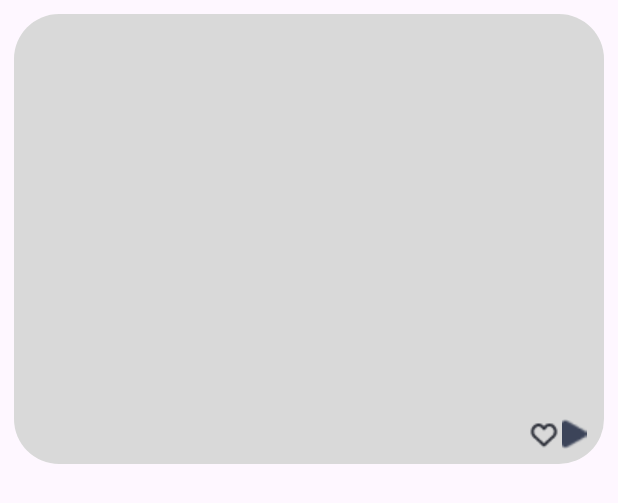
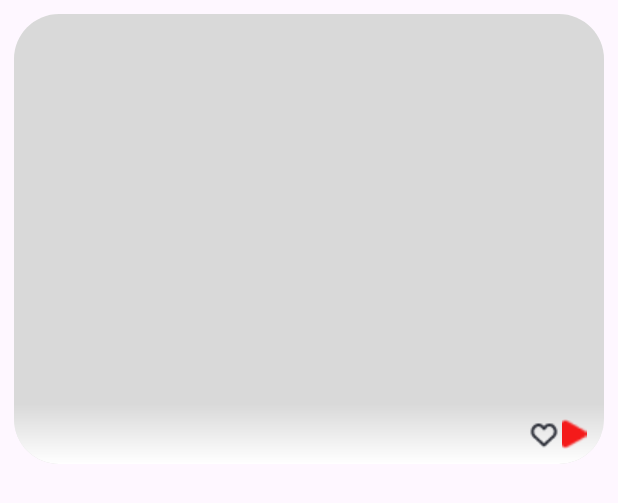
Before and after one commit to PotatoMeme/sparta_android_kotlin, an Android app: the layout item_search.xml on its own in the app's theme, with its tools: preview values and no code run, on a phone screen of 412 x 824 dp. Shown: the top 503 px of the screen. Run offline under Robolectric (Android 15) with nearby library versions, the light colour scheme and no system bars.

Commit message:
[FEAT] : ⚙️ 좋아요처리

```diff
--- a/SearchApp/app/src/main/java/com/potatomeme/searchapp/data/model/Item.kt
+++ b/SearchApp/app/src/main/java/com/potatomeme/searchapp/data/model/Item.kt
@@ -5,4 +5,6 @@
     val title : String
     val date : String
     val link : String
+    val isImage : Boolean
+    var isFavorite : Boolean
 }
--- a/SearchApp/app/src/main/java/com/potatomeme/searchapp/data/model/SampleItem.kt
+++ b/SearchApp/app/src/main/java/com/potatomeme/searchapp/data/model/SampleItem.kt
@@ -6,5 +6,7 @@
     override val imgUrl: String,
     override val title: String,
     override val date: String,
-    override val link: String =""
+    override val link: String ="",
+    override val isImage: Boolean = true,
+    override var isFavorite: Boolean = false
 ) : Item
--- a/SearchApp/app/src/main/java/com/potatomeme/searchapp/data/model/image/Document.kt
+++ b/SearchApp/app/src/main/java/com/potatomeme/searchapp/data/model/image/ImageDocument.kt
@@ -3,7 +3,7 @@
 import com.google.gson.annotations.SerializedName
 import com.potatomeme.searchapp.data.model.Item
 
-data class Document(
+data class ImageDocument(
     val collection: String,
     val display_sitename: String,
     @SerializedName("doc_url")
@@ -14,8 +14,10 @@
     val thumbnail_url: String,
     val width: Int,
     @SerializedName("datetime")
-    override val date: String
+    override val date: String,
 ) : Item {
     override val title : String
         get() = "[$collection] $display_sitename"
+    override val isImage: Boolean = true
+    override var isFavorite: Boolean = false
 }
--- a/SearchApp/app/src/main/java/com/potatomeme/searchapp/data/model/image/ImageResponse.kt
+++ b/SearchApp/app/src/main/java/com/potatomeme/searchapp/data/model/image/ImageResponse.kt
@@ -1,6 +1,6 @@
 package com.potatomeme.searchapp.data.model.image
 
 data class ImageResponse(
-    val documents: List<Document>,
+    val documents: List<ImageDocument>,
     val meta: Meta
 )
--- a/SearchApp/app/src/main/java/com/potatomeme/searchapp/data/model/video/VideoResponse.kt
+++ b/SearchApp/app/src/main/java/com/potatomeme/searchapp/data/model/video/VideoResponse.kt
@@ -1,6 +1,6 @@
 package com.potatomeme.searchapp.data.model.video
 
 data class VideoResponse(
-    val documents: List<Document>,
+    val documents: List<VideoDocument>,
     val meta: Meta
 )
--- a/SearchApp/app/src/main/java/com/potatomeme/searchapp/ui/adapter/ViewPagerAdapter.kt
+++ b/SearchApp/app/src/main/java/com/potatomeme/searchapp/ui/adapter/ViewPagerAdapter.kt
@@ -21,7 +21,7 @@
         )
         fragments.add(
             MainTabs(
-                StoreFragment.newInstance(), R.string.search
+                StoreFragment.newInstance(), R.string.store
             )
         )
     }
--- /dev/null
+++ b/SearchApp/app/src/main/res/drawable/background_white_gradient.xml
@@ -0,0 +1,13 @@
+<?xml version="1.0" encoding="utf-8"?>
+<layer-list xmlns:android="http://schemas.android.com/apk/res/android">
+    <item>
+        <shape xmlns:android="http://schemas.android.com/apk/res/android"
+            android:shape="rectangle">
+            <gradient
+                android:type="linear"
+                android:angle="90"
+                android:endColor="#00FFFFFF"
+                android:startColor="@color/white" />
+        </shape>
+    </item>
+</layer-list>
--- a/SearchApp/app/src/main/res/layout/item_search.xml
+++ b/SearchApp/app/src/main/res/layout/item_search.xml
@@ -17,6 +17,9 @@
         app:layout_constraintStart_toStartOf="parent"
         app:layout_constraintTop_toTopOf="parent">
 
+        <androidx.constraintlayout.widget.ConstraintLayout
+            android:layout_width="match_parent"
+            android:layout_height="match_parent">
             <ImageView
                 android:id="@+id/item_imgae_view"
                 android:layout_width="match_parent"
@@ -27,17 +30,16 @@
                 app:layout_constraintTop_toTopOf="parent"
                 tools:background="@color/gray"
                 tools:layout_height="300dp" />
-    </androidx.cardview.widget.CardView>
-
-    <ImageView
-        android:id="@+id/play_image_view"
-        android:layout_width="20dp"
-        android:layout_height="20dp"
-        android:layout_margin="10dp"
-        android:src="@drawable/play"
-        app:layout_constraintBottom_toBottomOf="@id/card_view"
-        app:layout_constraintEnd_toEndOf="@id/card_view" />
-
+            <LinearLayout
+                app:layout_constraintStart_toStartOf="parent"
+                app:layout_constraintEnd_toEndOf="parent"
+                app:layout_constraintBottom_toBottomOf="parent"
+                android:layout_width="match_parent"
+                android:layout_height="wrap_content"
+                android:gravity="end|bottom"
+                android:padding="10dp"
+                android:background="@drawable/background_white_gradient"
+                android:orientation="horizontal">
                 <ImageView
                     android:id="@+id/favorite_image_view"
                     android:layout_width="20dp"
@@ -45,6 +47,18 @@
                     android:src="@drawable/selector_favorite"
                     app:layout_constraintBottom_toBottomOf="@id/play_image_view"
                     app:layout_constraintEnd_toStartOf="@id/play_image_view" />
+
+                <ImageView
+                    android:id="@+id/play_image_view"
+                    android:layout_width="20dp"
+                    android:layout_height="20dp"
+                    android:src="@drawable/play"
+                    app:layout_constraintBottom_toBottomOf="@id/card_view"
+                    app:layout_constraintEnd_toEndOf="@id/card_view" />
+            </LinearLayout>
+
+        </androidx.constraintlayout.widget.ConstraintLayout>
+    </androidx.cardview.widget.CardView>
 
     <TextView
         android:id="@+id/title_text_view"
```
Also changed, not shown: SearchApp/app/src/main/java/com/potatomeme/searchapp/data/model/video/VideoDocument.kt (renamed from SearchApp/app/src/main/java/com/potatomeme/searchapp/data/model/video/Document.kt, +5 -2 lines), SearchApp/app/src/main/java/com/potatomeme/searchapp/ui/adapter/SearchRecyclerViewAdapter.kt (+27 -19 lines), SearchApp/app/src/main/java/com/potatomeme/searchapp/ui/fragment/SearchFragment.kt (+14 -7 lines), SearchApp/app/src/main/java/com/potatomeme/searchapp/ui/fragment/StoreFragment.kt (+21 -15 lines), SearchApp/app/src/main/java/com/potatomeme/searchapp/ui/viewmodel/MainViewModel.kt (+26 -2 lines), SearchApp/app/src/main/res/drawable/play.png. Lines whose indentation alone changed are shown as unchanged.
